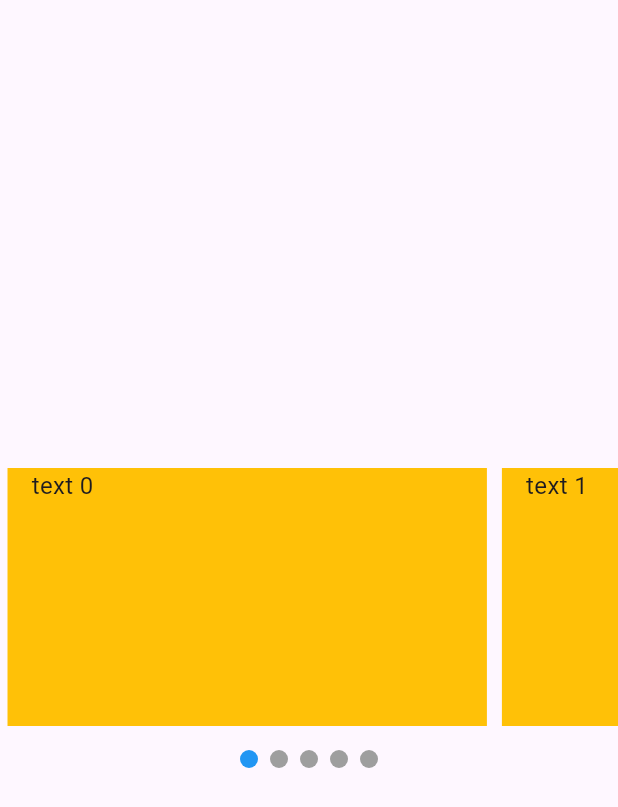
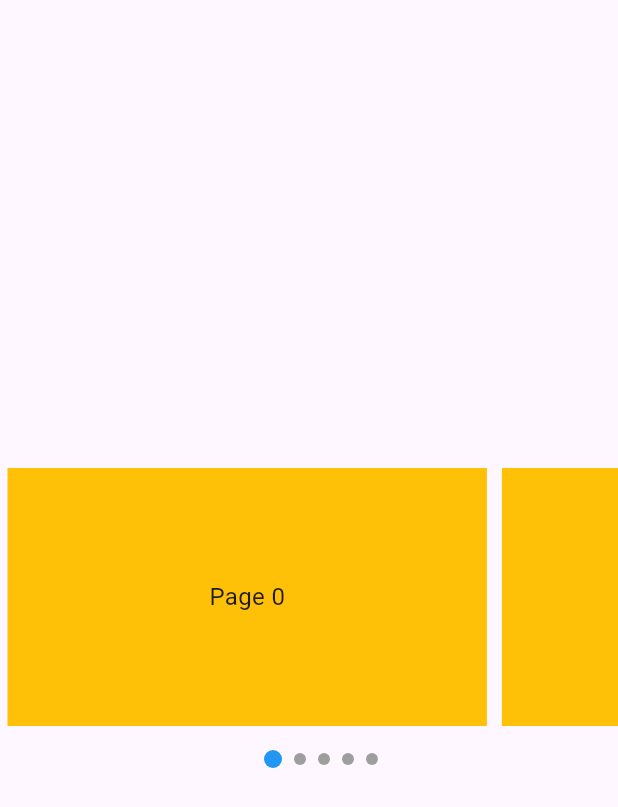
Before and after one commit to nerdzlab/NerdzFlutter-Carousel, a Flutter app: the screen it shows after launch, on a phone screen of 412 x 824 dp. Shown: the top 807 px of the screen. Run offline on Flutter 3.47's test engine with Material 3 defaults, Android fonts, the phone set to English and light mode, and no system bars; drawn by our look-alikes of page_view_dot_indicator.

Commit message:
Updated indicator & example

```diff
--- a/example/lib/main.dart
+++ b/example/lib/main.dart
@@ -18,18 +18,21 @@ class MainApp extends StatelessWidget {
             SizedBox(
               height: 200,
               child: CenteredPageView.builder(
-                itemCount: 5,
+                itemCount: 9,
                 physics: const BouncingScrollPhysics(),
                 controller: PageController(viewportFraction: 0.8),
-                indicatorStyle: const IndicatorStyle(),
+                indicatorStyle: const IndicatorStyle(
+                    indicatorWidth: 100, unselectedSize: Size(8, 8)),
                 itemBuilder: (context, index) => Container(
                     width: MediaQuery.of(context).size.width,
                     margin: const EdgeInsets.symmetric(horizontal: 5.0),
                     padding: const EdgeInsets.symmetric(horizontal: 16),
                     decoration: const BoxDecoration(color: Colors.amber),
-                    child: Text(
-                      'text $index',
-                      style: const TextStyle(fontSize: 16.0),
+                    child: Align(
+                      child: Text(
+                        'Page $index',
+                        style: const TextStyle(fontSize: 16.0),
+                      ),
                     )),
               ),
             ),
--- a/lib/src/centered_page_view.dart
+++ b/lib/src/centered_page_view.dart
@@ -1,9 +1,9 @@
 import 'package:carousel_nerdzlab/src/centered_sliver.dart';
 import 'package:carousel_nerdzlab/src/indicator_style.dart';
+import 'package:carousel_nerdzlab/src/page_view_indicator.dart';
 import 'package:flutter/gestures.dart';
 import 'package:flutter/material.dart';
 import 'package:flutter/rendering.dart';
-import 'package:page_view_dot_indicator/page_view_dot_indicator.dart';
 
 class CenteredPageView extends StatefulWidget {
   /// Creates a scrollable list that works page by page from an explicit [List]
@@ -365,6 +365,8 @@ class _CenteredPageViewState extends State<CenteredPageView> {
           Padding(
             padding:
                 EdgeInsets.only(top: widget.indicatorStyle.indicatorPadding),
+            child: SizedBox(
+              width: widget.indicatorStyle.indicatorWidth,
               child: PageViewDotIndicator(
                 currentItem: _lastReportedPage,
                 count: widget.childrenDelegate.estimatedChildCount!,
@@ -380,6 +382,7 @@ class _CenteredPageViewState extends State<CenteredPageView> {
                 boxShape: widget.indicatorStyle.boxShape,
                 borderRadius: widget.indicatorStyle.borderRadius,
                 onItemClicked: widget.indicatorStyle.onItemClicked,
+              ),
             ),
           ),
       ],
--- a/lib/src/indicator_style.dart
+++ b/lib/src/indicator_style.dart
@@ -15,6 +15,7 @@ class IndicatorStyle {
     this.indicatorPadding = 16,
     this.borderRadius,
     this.onItemClicked,
+    this.indicatorWidth,
   }) : assert(
           boxShape != BoxShape.circle || borderRadius == null,
           'Border radius must be provided when using a non-circle shape',
@@ -63,4 +64,7 @@ class IndicatorStyle {
 
   /// Callback called when item is clicked.
   final void Function(int index)? onItemClicked;
+
+  /// Width of indicator.
+  final double? indicatorWidth;
 }
--- /dev/null
+++ b/lib/src/page_view_indicator.dart
@@ -0,0 +1,210 @@
+import 'package:flutter/material.dart';
+import 'package:flutter/scheduler.dart';
+
+/// PageViewDotIndicator is a widget that shows dots that are usually used
+/// along with a [PageView] widget.
+///
+/// This widget automatically animates transitions by using [AnimatedContainer]
+/// for each individual dot.
+///
+/// It also handles having more dots than it could fit into the viewport by
+/// fading the edges and scrolling them as the currentItem is updated.
+class PageViewDotIndicator extends StatefulWidget {
+  /// Creates a PageViewDotIndicator widget.
+  ///
+  /// The [currentItem], [count], [unselectedColor] and [selectedColor]
+  /// arguments must not be null.
+  const PageViewDotIndicator({
+    super.key,
+    required this.currentItem,
+    required this.count,
+    required this.unselectedColor,
+    required this.selectedColor,
+    this.size = const Size(12, 12),
+    this.unselectedSize = const Size(12, 12),
+    this.duration = const Duration(milliseconds: 150),
+    this.margin = const EdgeInsets.symmetric(horizontal: 4),
+    this.padding = const EdgeInsets.symmetric(horizontal: 16),
+    this.alignment = Alignment.center,
+    this.fadeEdges = true,
+    this.boxShape = BoxShape.circle,
+    this.borderRadius,
+    this.onItemClicked,
+  })  : assert(
+          currentItem >= 0 && currentItem < count,
+          'Current item must be within the range of items. Make sure you are using 0-based indexing',
+        ),
+        assert(
+          boxShape != BoxShape.circle || borderRadius == null,
+          'Border radius must be provided when using a non-circle shape',
+        );
+
+  /// The index of the currentItem. It is a 0-based index and cannot be
+  /// neither greater or equal to count nor smaller than 0.
+  final int currentItem;
+
+  /// The total amount of dots. Usually it should be the same count of pages of
+  /// the corresponding pageview).
+  final int count;
+
+  /// The color applied to the dot when the dots' indexes are different from
+  /// [currentItem].
+  final Color unselectedColor;
+
+  /// The color applied to the dot when the dots' index is the same as
+  /// [currentItem].
+  final Color selectedColor;
+
+  /// The size of the dot corresponding to the [currentItem] or the default
+  /// size of the dots when [unselectedSize] is null.
+  final Size size;
+
+  /// The size of the dots when the [currentItem] is different from the dots'
+  /// indexes.
+  final Size unselectedSize;
+
+  /// The duration of the animations used by the dots when the [currentItem] is
+  /// changed
+  final Duration duration;
+
+  /// The margin between the dots.
+  final EdgeInsets margin;
+
+  /// The external padding.
+  final EdgeInsets padding;
+
+  /// The alignment of the dots regarding the whole container.
+  final Alignment alignment;
+
+  /// If the edges should be faded or not.
+  final bool fadeEdges;
+
+  /// The shape of the indicators.
+  final BoxShape boxShape;
+
+  /// Border radius of the indicators.
+  final BorderRadius? borderRadius;
+
+  /// Callback called when item is clicked.
+  final void Function(int index)? onItemClicked;
+
+  @override
+  State<PageViewDotIndicator> createState() => _PageViewDotIndicatorState();
+}
+
+class _PageViewDotIndicatorState extends State<PageViewDotIndicator> {
+  late final ScrollController _scrollController;
+
+  @override
+  void initState() {
+    super.initState();
+    _scrollController = ScrollController();
+    SchedulerBinding.instance.addPostFrameCallback((_) {
+      if (_scrollController.hasClients) {
+        scrollToCurrentPosition();
+      }
+    });
+  }
+
+  @override
+  void didUpdateWidget(covariant PageViewDotIndicator oldWidget) {
+    if (_scrollController.hasClients) {
+      scrollToCurrentPosition();
+    }
+    super.didUpdateWidget(oldWidget);
+  }
+
+  void scrollToCurrentPosition() {
+    final widgetOffset = _getOffsetForCurrentPosition();
+    _scrollController.animateTo(
+      widgetOffset,
+      duration: const Duration(milliseconds: 200),
+      curve: Curves.easeIn,
+    );
+  }
+
+  @override
+  Widget build(BuildContext context) {
+    return ShaderMask(
+      shaderCallback: (bounds) {
+        return LinearGradient(
+          begin: Alignment.centerLeft,
+          end: Alignment.centerRight,
+          colors: <Color>[
+            widget.fadeEdges
+                ? const Color.fromARGB(0, 255, 255, 255)
+                : Colors.white,
+            Colors.white,
+            Colors.white,
+            widget.fadeEdges
+                ? const Color.fromARGB(0, 255, 255, 255)
+                : Colors.white,
+          ],
+          tileMode: TileMode.mirror,
+          stops: const [0, 0.05, 0.95, 1],
+        ).createShader(bounds);
+      },
+      child: Container(
+        width: MediaQuery.of(context).size.width,
+        alignment: widget.alignment,
+        height: widget.size.height,
+        child: ListView.builder(
+          padding: widget.padding,
+          physics: const NeverScrollableScrollPhysics(),
+          itemCount: widget.count,
+          controller: _scrollController,
+          shrinkWrap: !_needsScrolling(),
+          scrollDirection: Axis.horizontal,
+          clipBehavior: Clip.antiAlias,
+          itemBuilder: (context, index) {
+            return GestureDetector(
+              onTap: () => widget.onItemClicked?.call(index),
+              child: AnimatedContainer(
+                margin: widget.margin,
+                duration: widget.duration,
+                decoration: BoxDecoration(
+                  borderRadius: widget.borderRadius,
+                  shape: widget.boxShape,
+                  color: index == widget.currentItem
+                      ? widget.selectedColor
+                      : widget.unselectedColor,
+                ),
+                width: index == widget.currentItem
+                    ? widget.size.width
+                    : widget.unselectedSize.width,
+                height: index == widget.currentItem
+                    ? widget.size.height
+                    : widget.unselectedSize.height,
+              ),
+            );
+          },
+        ),
+      ),
+    );
+  }
+
+  double _getOffsetForCurrentPosition() {
+    final offsetPerPosition =
+        _scrollController.position.maxScrollExtent / widget.count;
+    final widgetOffset = widget.currentItem * offsetPerPosition;
+    return widgetOffset;
+  }
+
+  /// This is important to center the list items if they fit on screen by making
+  /// the list shrinkWrap or to make the list more performatic and avoid
+  /// rendering all dots at once, otherwise.
+  bool _needsScrolling() {
+    final viewportWidth = MediaQuery.of(context).size.width;
+    final itemWidth =
+        widget.unselectedSize.width + widget.margin.left + widget.margin.right;
+    final selectedItemWidth =
+        widget.size.width + widget.margin.left + widget.margin.right;
+    const listViewPadding = 32;
+    final shaderPadding = viewportWidth * 0.1;
+    return viewportWidth <
+        selectedItemWidth +
+            (widget.count - 1) * itemWidth +
+            listViewPadding +
+            shaderPadding;
+  }
+}
--- a/pubspec.yaml
+++ b/pubspec.yaml
@@ -10,7 +10,6 @@ environment:
 dependencies:
   flutter:
     sdk: flutter
-  page_view_dot_indicator: ^2.3.0
 
 dev_dependencies:
   flutter_test:
```
Lines whose indentation alone changed are shown as unchanged.
